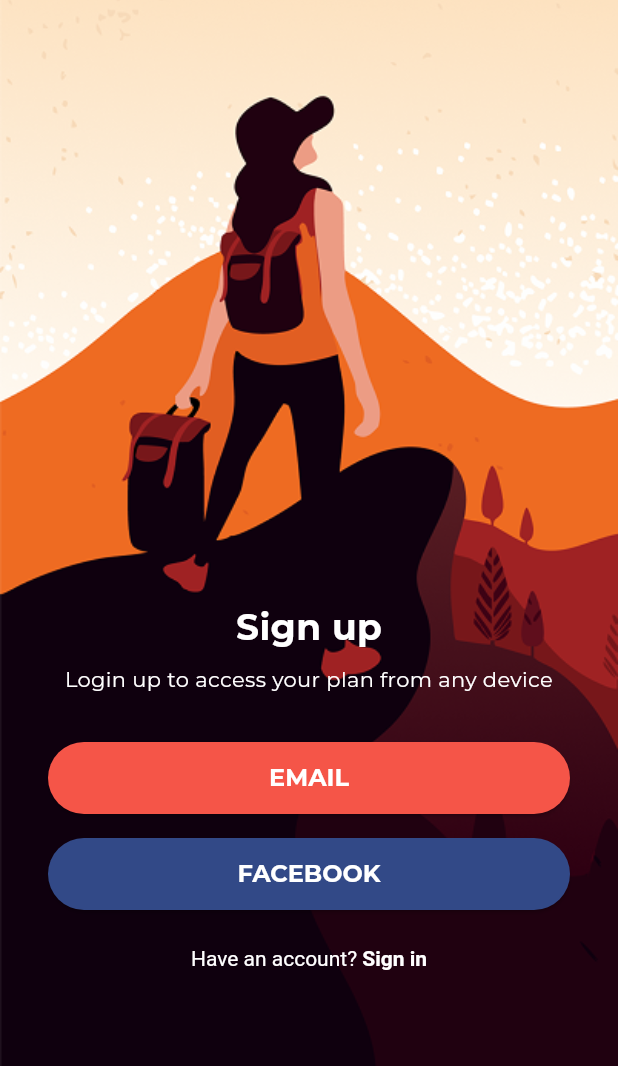
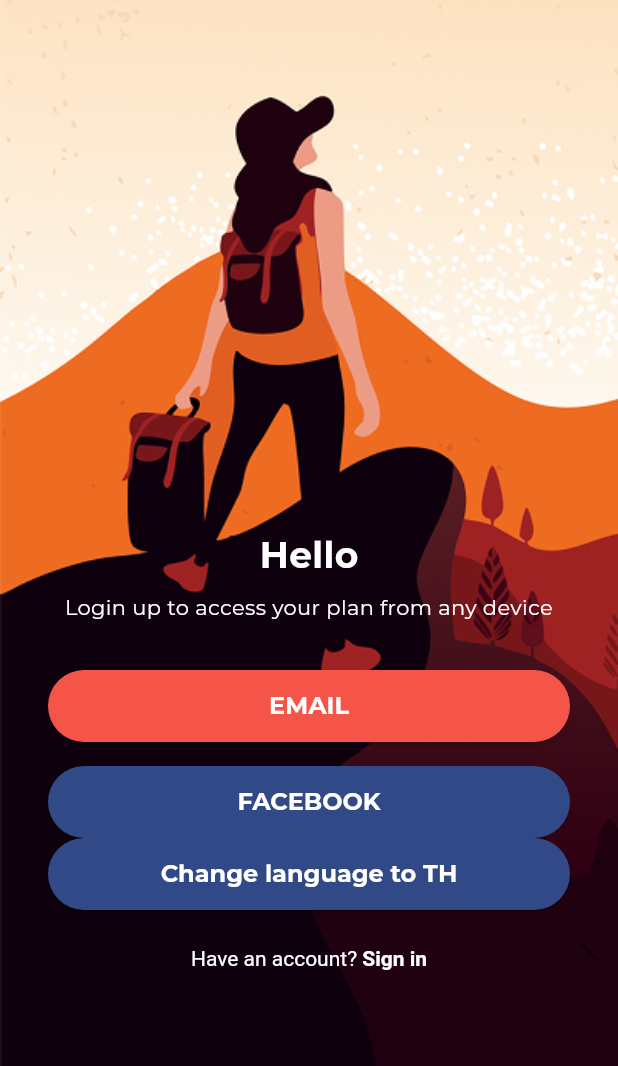
Before and after one commit to Thun-2004/triptery, a Flutter app: the screen it shows after launch, on a phone screen of 412 x 824 dp, the part 170-1236 px from its top. Run offline on Flutter 3.47's test engine with Material 3 defaults, Android fonts, the light colour scheme and no system bars; our stand-ins replace flutter_dotenv, flutter_social_button, flutter_svg, google_fonts, google_sign_in, supabase_flutter and 1 more; missing offline and left inert: twitter_login; accounts and stored records are empty; generated files the repository leaves out were written again.

Commit message:
fix: multi-language support using provider works

```diff
--- a/lib/main.dart
+++ b/lib/main.dart
@@ -7,13 +7,18 @@
 import 'package:flutter_dotenv/flutter_dotenv.dart';
 import 'package:flutter_localizations/flutter_localizations.dart';
 import 'package:flutter_gen/gen_l10n/app_localizations.dart';
+import 'package:flutter/material.dart';
+import 'package:triptery/l10n/support_locale.dart';
+import 'package:triptery/provider/locale_provider.dart';
+import 'package:provider/provider.dart';
 
 Future<void> main() async {
   WidgetsFlutterBinding.ensureInitialized();
   // await dotenv.load(fileName: ".env");
   await Supabase.initialize(
     url: 'https://rscgnezldffdhjyhincy.supabase.co',
-    anonKey: 'eyJhbGciOiJIUzI1NiIsInR5cCI6IkpXVCJ9.eyJpc3MiOiJzdXBhYmFzZSIsInJlZiI6InJzY2duZXpsZGZmZGhqeWhpbmN5Iiwicm9sZSI6ImFub24iLCJpYXQiOjE3NDU0NzE3MjQsImV4cCI6MjA2MTA0NzcyNH0.gLDBGjcjwiBvg-t-3OsHunjdSL97UhvySQb31QDV8ws',
+    anonKey:
+        'eyJhbGciOiJIUzI1NiIsInR5cCI6IkpXVCJ9.eyJpc3MiOiJzdXBhYmFzZSIsInJlZiI6InJzY2duZXpsZGZmZGhqeWhpbmN5Iiwicm9sZSI6ImFub24iLCJpYXQiOjE3NDU0NzE3MjQsImV4cCI6MjA2MTA0NzcyNH0.gLDBGjcjwiBvg-t-3OsHunjdSL97UhvySQb31QDV8ws',
   );
 
   runApp(MyApp());
@@ -24,9 +29,12 @@
 
   @override
   Widget build(BuildContext context) {
-    return
-
-    MaterialApp(
+    return ChangeNotifierProvider(
+      create: (context) => LocaleProvider(),
+      builder: (context, child) {
+        return Consumer<LocaleProvider>(
+          builder: (context, provider, child) {
+            return MaterialApp(
               title: 'Global Design Example',
               localizationsDelegates: [
                 AppLocalizations.delegate,
@@ -34,16 +42,12 @@
                 GlobalWidgetsLocalizations.delegate,
                 GlobalCupertinoLocalizations.delegate,
               ],
-      supportedLocales: [
-        Locale('en', ''),
-        Locale('th', ''),
-      ],
-      locale: const Locale('en', ''), // Set default locale
+              supportedLocales: [Locale('en', ''), Locale('th', '')],
+              locale: provider.locale ?? const Locale('en', ''), // Set default locale
               theme: ThemeData(
                 primarySwatch: Colors.blue,
                 scaffoldBackgroundColor: Colors.white,
                 fontFamily: 'Roboto', // Set default font
-
                 // Default button style
                 elevatedButtonTheme: ElevatedButtonThemeData(
                   style: ElevatedButton.styleFrom(
@@ -76,5 +80,9 @@
               ),
               home: const LoginPage(),
             );
+          },
+        );
+      },
+    );
   }
 }
--- a/lib/presentation/pages/login_page.dart
+++ b/lib/presentation/pages/login_page.dart
@@ -3,10 +3,12 @@
 import 'package:flutter/material.dart';
 import 'package:google_fonts/google_fonts.dart';
 import 'package:flutter_svg/flutter_svg.dart';
+import 'package:provider/provider.dart';
 import 'package:triptery/presentation/pages/home_page.dart';
 import 'package:triptery/presentation/widgets/auth_screen.dart';
 import 'package:triptery/services/social_auth.dart';
-
+import 'package:triptery/provider/locale_provider.dart';
+import 'package:flutter_gen/gen_l10n/app_localizations.dart';
 
 class LoginPage extends StatefulWidget {
   const LoginPage({super.key});
@@ -16,8 +18,9 @@
 }
 
 class _LoginPageState extends State<LoginPage> {
+  var localeTH = const Locale("th");
 
-  void _openBottomModal(){
+  void _openBottomModal() {
     showModalBottomSheet(
       context: context,
       isScrollControlled: true,
@@ -53,15 +56,17 @@
                     // Title & Subtitle
                     Column(
                       crossAxisAlignment: CrossAxisAlignment.center,
-                      children: const [
+                      children: [
                         Text(
-                          "Sign up",
+                          AppLocalizations.of(context)!.hello,
                           style: TextStyle(
                             fontSize: 24,
                             fontWeight: FontWeight.bold,
                             color: Colors.white,
                           ),
                         ),
+                        // Text(AppLocalizations.of(context)!.hello),
+
                         SizedBox(height: 8),
                         Text(
                           "Login up to access your plan from any device",
@@ -127,6 +132,27 @@
                       ),
                       child: const Text(
                         "FACEBOOK",
+                        style: TextStyle(
+                          fontSize: 16,
+                          fontFamily: 'Montserrat',
+                        ),
+                      ),
+                    ),
+
+                    ElevatedButton(
+                      onPressed: () {
+                        context.read<LocaleProvider>().setLocale(localeTH);
+                      },
+                      style: ElevatedButton.styleFrom(
+                        backgroundColor: Color(0xFF324987),
+                        foregroundColor: Colors.white,
+                        shape: RoundedRectangleBorder(
+                          borderRadius: BorderRadius.circular(50),
+                        ),
+                        padding: const EdgeInsets.symmetric(vertical: 14),
+                      ),
+                      child: const Text(
+                        "Change language to TH",
                         style: TextStyle(
                           fontSize: 16,
                           fontFamily: 'Montserrat',
--- a/pubspec.yaml
+++ b/pubspec.yaml
@@ -30,6 +30,8 @@
 dependencies:
   flutter:
     sdk: flutter
+  flutter_localizations:
+    sdk: flutter
 
   # The following adds the Cupertino Icons font to your application.
   # Use with the CupertinoIcons class for iOS style icons.
@@ -42,8 +44,9 @@
   twitter_login: ^4.4.2
   flutter_dotenv: ^5.2.1
   top_snackbar_flutter: ^3.2.0
-  flutter_localization: ^0.3.2
+
   intl: ^0.19.0
+  provider: ^6.1.5
 
 dev_dependencies:
   flutter_test:
```
Also changed, not shown: pubspec.lock, 5 other files. Lines whose indentation alone changed are shown as unchanged.
